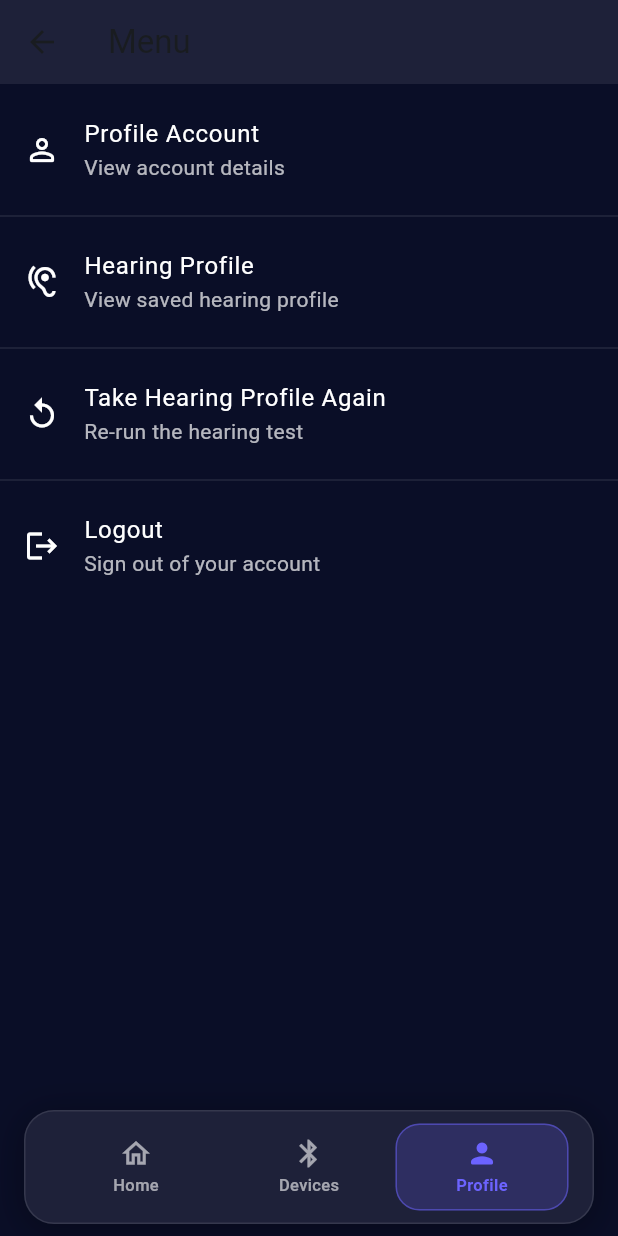
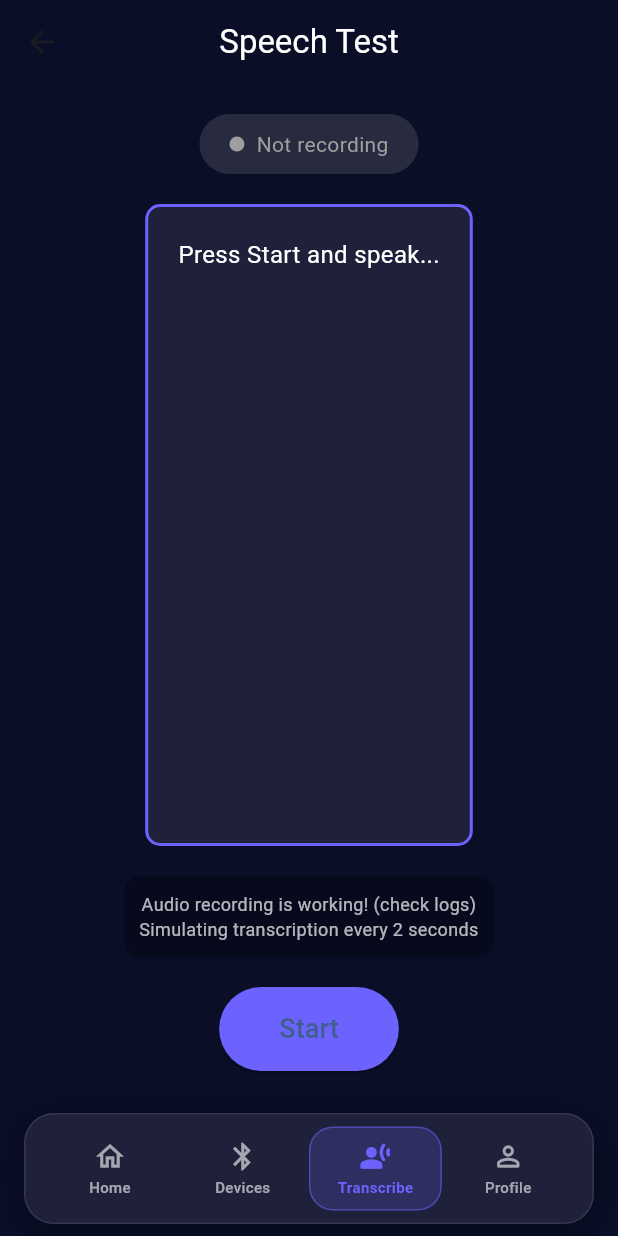
Before and after one commit to msami007/fyp-flutter, a Flutter app: the MainScreen screen opened by its route, item 3 of the bottom bar chosen, on a phone screen of 412 x 824 dp. Run offline on Flutter 3.47's test engine with Material 3 defaults, Android fonts, the light colour scheme and no system bars; our stand-ins replace audioplayers, permission_handler, shared_preferences; missing offline and left inert: audio_session, record; accounts and stored records are empty; Roboto replaces fonts that are missing (Poppins).

Commit message:
Transcription

```diff
--- a/lib/presentation/screens/main_screen.dart
+++ b/lib/presentation/screens/main_screen.dart
@@ -2,6 +2,7 @@ import 'package:flutter/material.dart';
 import 'home_screen.dart';
 import 'connect_device_screen.dart';
 import 'menu_screen.dart';
+import 'transcription_screen.dart'; // You'll need to create this file
 
 class MainScreen extends StatefulWidget {
   const MainScreen({super.key});
@@ -16,6 +17,7 @@ class _MainScreenState extends State<MainScreen> {
   final List<Widget> _pages = const [
     HomeScreen(),
     ConnectDeviceScreen(),
+    TranscriptionScreen(), // New transcription screen
     MenuScreen(),
   ];
 
@@ -30,11 +32,11 @@ class _MainScreenState extends State<MainScreen> {
     return Scaffold(
       backgroundColor: const Color(0xFF0A0E27),
       body: SafeArea(
-        bottom: false, // Important: Prevent SafeArea from interfering with nav bar
+        bottom: false,
         child: _pages[_selectedIndex],
       ),
       bottomNavigationBar: Container(
-        margin: const EdgeInsets.symmetric(horizontal: 16, vertical: 8), // Reduced vertical margin
+        margin: const EdgeInsets.symmetric(horizontal: 16, vertical: 8),
         decoration: BoxDecoration(
           color: const Color(0xFF1E2139),
           borderRadius: BorderRadius.circular(20),
@@ -52,7 +54,7 @@ class _MainScreenState extends State<MainScreen> {
           ),
         ),
         child: Padding(
-          padding: const EdgeInsets.symmetric(horizontal: 16, vertical: 8),
+          padding: const EdgeInsets.symmetric(horizontal: 12, vertical: 8), // Reduced horizontal padding
           child: Row(
             mainAxisAlignment: MainAxisAlignment.spaceAround,
             children: [
@@ -69,10 +71,16 @@ class _MainScreenState extends State<MainScreen> {
                 index: 1,
               ),
               _buildNavItem(
+                icon: Icons.transcribe_outlined, // New transcription icon
+                activeIcon: Icons.transcribe_rounded,
+                label: 'Transcribe',
+                index: 2,
+              ),
+              _buildNavItem(
                 icon: Icons.person_outline_rounded,
                 activeIcon: Icons.person_rounded,
                 label: 'Profile',
-                index: 2,
+                index: 3,
               ),
             ],
           ),
@@ -96,7 +104,7 @@ class _MainScreenState extends State<MainScreen> {
           onTap: () => _onItemTapped(index),
           borderRadius: BorderRadius.circular(16),
           child: Container(
-            padding: const EdgeInsets.symmetric(vertical: 8, horizontal: 8), // Reduced padding
+            padding: const EdgeInsets.symmetric(vertical: 8, horizontal: 4), // Reduced horizontal padding
             decoration: BoxDecoration(
               color: isSelected ? const Color(0xFF6C63FF).withOpacity(0.2) : Colors.transparent,
               borderRadius: BorderRadius.circular(16),
@@ -110,14 +118,14 @@ class _MainScreenState extends State<MainScreen> {
               children: [
                 Icon(
                   isSelected ? activeIcon : icon,
-                  size: 22, // Slightly smaller icons
+                  size: 22,
                   color: isSelected ? const Color(0xFF6C63FF) : Colors.white.withOpacity(0.6),
                 ),
-                const SizedBox(height: 2), // Reduced spacing
+                const SizedBox(height: 2),
                 Text(
                   label,
                   style: TextStyle(
-                    fontSize: 11, // Smaller font
+                    fontSize: 10, // Slightly smaller to fit 4 items
                     fontWeight: isSelected ? FontWeight.w600 : FontWeight.w500,
                     color: isSelected ? const Color(0xFF6C63FF) : Colors.white.withOpacity(0.6),
                   ),
--- /dev/null
+++ b/lib/presentation/screens/transcription_screen.dart
@@ -0,0 +1,242 @@
+import 'dart:async';
+import 'dart:io';
+import 'package:flutter/material.dart';
+import 'package:record/record.dart';
+import 'package:path_provider/path_provider.dart';
+import 'package:permission_handler/permission_handler.dart';
+
+class TranscriptionScreen extends StatefulWidget {
+  const TranscriptionScreen({super.key});
+
+  @override
+  State<TranscriptionScreen> createState() => _TranscriptionScreenState();
+}
+
+class _TranscriptionScreenState extends State<TranscriptionScreen> {
+  final AudioRecorder _recorder = AudioRecorder();
+  bool _isListening = false;
+  String _text = "Press Start and speak...";
+  String? _filePath;
+  Timer? _recordingTimer;
+  List<String> _transcribedParts = [];
+  int _counter = 0;
+
+  // Sample phrases for simulation
+  final List<String> _samplePhrases = [
+    "Hello, how are you today?",
+    "I'm testing the speech recognition",
+    "This is a simulated transcription",
+    "The quick brown fox jumps over the lazy dog",
+    "Speech to text is working",
+    "You can now see the transcription",
+    "This text updates every few seconds",
+    "Keep speaking to see more text",
+    "The app is recording your voice",
+    "This is a demo of the transcription feature",
+  ];
+
+  @override
+  void dispose() {
+    _recorder.dispose();
+    _recordingTimer?.cancel();
+    super.dispose();
+  }
+
+  Future<void> _startListening() async {
+    var status = await Permission.microphone.request();
+    if (!status.isGranted) {
+      setState(() => _text = "Microphone permission denied");
+      return;
+    }
+
+    setState(() {
+      _isListening = true;
+      _text = "Listening...\n\n";
+      _transcribedParts.clear();
+      _counter = 0;
+    });
+
+    final dir = await getTemporaryDirectory();
+    _filePath = '${dir.path}/temp_audio.wav';
+
+    await _recorder.start(
+      RecordConfig(
+        encoder: AudioEncoder.wav,
+        sampleRate: 16000,
+      ),
+      path: _filePath!,
+    );
+
+    print("Recording started at: $_filePath");
+
+    // Simulate transcription every 2 seconds
+    _recordingTimer = Timer.periodic(const Duration(seconds: 2), (timer) async {
+      await _simulateTranscription();
+    });
+  }
+
+  Future<void> _simulateTranscription() async {
+    if (!_isListening) return;
+
+    // Add a new simulated phrase
+    if (_counter < _samplePhrases.length) {
+      setState(() {
+        _transcribedParts.add(_samplePhrases[_counter]);
+        _text = "Listening...\n\n" + _transcribedParts.join('\n\n');
+        _counter++;
+      });
+    } else {
+      // Loop back to beginning
+      _counter = 0;
+      setState(() {
+        _transcribedParts.add(_samplePhrases[_counter]);
+        _text = "Listening...\n\n" + _transcribedParts.join('\n\n');
+        _counter++;
+      });
+    }
+
+    // Actually stop and restart recording to simulate real transcription
+    // In a real app, you'd send the audio file to an API here
+    await _recorder.stop();
+
+    // Small delay
+    await Future.delayed(const Duration(milliseconds: 500));
+
+    if (_isListening) {
+      // Start recording again
+      await _recorder.start(
+        RecordConfig(
+          encoder: AudioEncoder.wav,
+          sampleRate: 16000,
+        ),
+        path: _filePath!,
+      );
+    }
+  }
+
+  Future<void> _stopListening() async {
+    _recordingTimer?.cancel();
+    await _recorder.stop();
+
+    setState(() {
+      _isListening = false;
+      _text = "Stopped. Final transcription:\n\n" + _transcribedParts.join('\n\n');
+    });
+
+    print("Recording stopped");
+  }
+
+  @override
+  Widget build(BuildContext context) {
+    return Scaffold(
+      appBar: AppBar(
+        backgroundColor: Colors.transparent,
+        elevation: 0,
+        title: const Text(
+          "Speech Test",
+          style: TextStyle(color: Colors.white),
+        ),
+        centerTitle: true,
+      ),
+      backgroundColor: const Color(0xFF0A0E27),
+      body: Padding(
+        padding: const EdgeInsets.all(20),
+        child: Column(
+          children: [
+            // Status indicator
+            Container(
+              padding: const EdgeInsets.symmetric(horizontal: 20, vertical: 10),
+              decoration: BoxDecoration(
+                color: _isListening ? Colors.green.withOpacity(0.2) : Colors.grey.withOpacity(0.2),
+                borderRadius: BorderRadius.circular(20),
+              ),
+              child: Row(
+                mainAxisSize: MainAxisSize.min,
+                children: [
+                  Container(
+                    width: 10,
+                    height: 10,
+                    decoration: BoxDecoration(
+                      color: _isListening ? Colors.green : Colors.grey,
+                      shape: BoxShape.circle,
+                    ),
+                  ),
+                  const SizedBox(width: 8),
+                  Text(
+                    _isListening ? "Recording audio..." : "Not recording",
+                    style: TextStyle(
+                      color: _isListening ? Colors.green : Colors.grey,
+                    ),
+                  ),
+                ],
+              ),
+            ),
+
+            const SizedBox(height: 20),
+
+            // Transcription display
+            Expanded(
+              child: Container(
+                padding: const EdgeInsets.all(20),
+                decoration: BoxDecoration(
+                  border: Border.all(color: const Color(0xFF6C63FF), width: 2),
+                  borderRadius: BorderRadius.circular(10),
+                  color: const Color(0xFF1E2139),
+                ),
+                child: SingleChildScrollView(
+                  child: Text(
+                    _text,
+                    style: const TextStyle(fontSize: 16, color: Colors.white, height: 1.5),
+                  ),
+                ),
+              ),
+            ),
+
+            const SizedBox(height: 20),
+
+            // Debug info
+            Container(
+              padding: const EdgeInsets.all(10),
+              decoration: BoxDecoration(
+                color: Colors.black26,
+                borderRadius: BorderRadius.circular(10),
+              ),
+              child: Text(
+                "Audio recording is working! (check logs)\nSimulating transcription every 2 seconds",
+                style: TextStyle(color: Colors.white.withOpacity(0.7), fontSize: 12),
+                textAlign: TextAlign.center,
+              ),
+            ),
+
+            const SizedBox(height: 20),
+
+            // Control buttons
+            Row(
+              mainAxisAlignment: MainAxisAlignment.center,
+              children: [
+                if (!_isListening)
+                  ElevatedButton(
+                    onPressed: _startListening,
+                    style: ElevatedButton.styleFrom(
+                      backgroundColor: const Color(0xFF6C63FF),
+                      padding: const EdgeInsets.symmetric(horizontal: 40, vertical: 15),
+                    ),
+                    child: const Text("Start", style: TextStyle(fontSize: 18)),
+                  ),
+                if (_isListening)
+                  ElevatedButton(
+                    onPressed: _stopListening,
+                    style: ElevatedButton.styleFrom(
+                      backgroundColor: Colors.red,
+                      padding: const EdgeInsets.symmetric(horizontal: 40, vertical: 15),
+                    ),
+                    child: const Text("Stop", style: TextStyle(fontSize: 18)),
+                  ),
+              ],
+            ),
+          ],
+        ),
+      ),
+    );
+  }
+}
```
Also changed, not shown: pubspec.yaml (+6 -5 lines), pubspec.lock, 6 other files.
